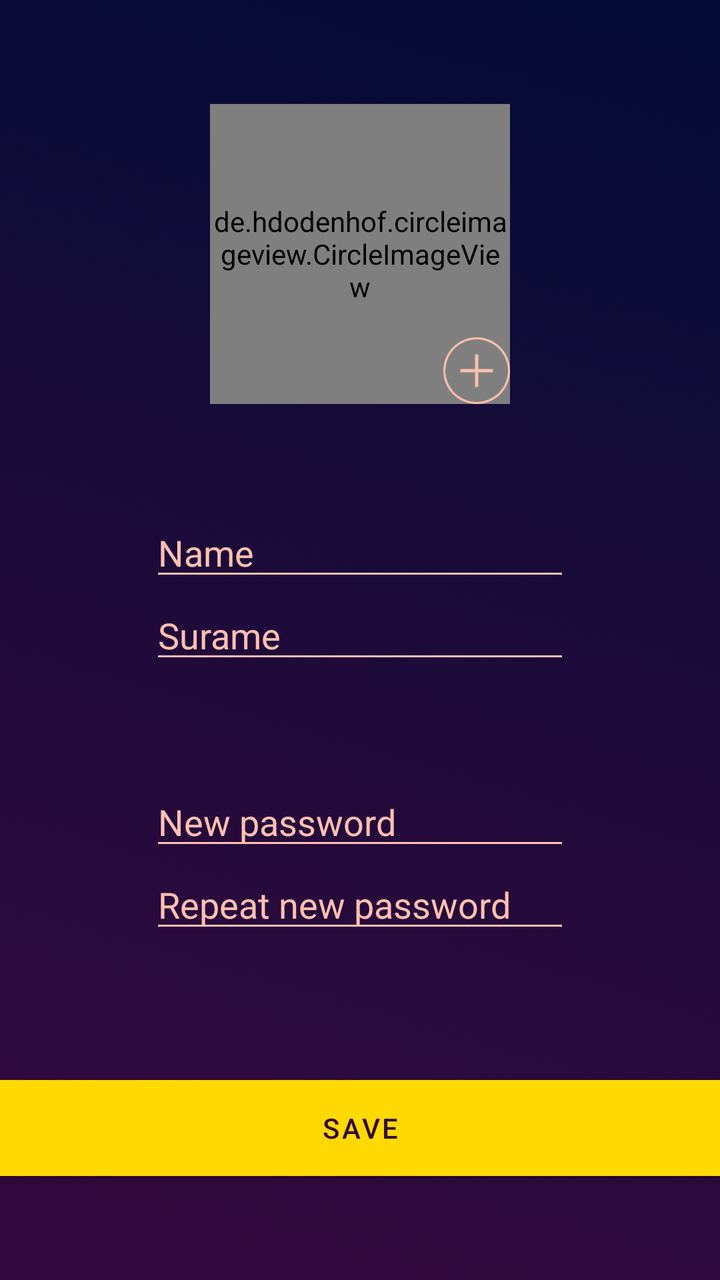
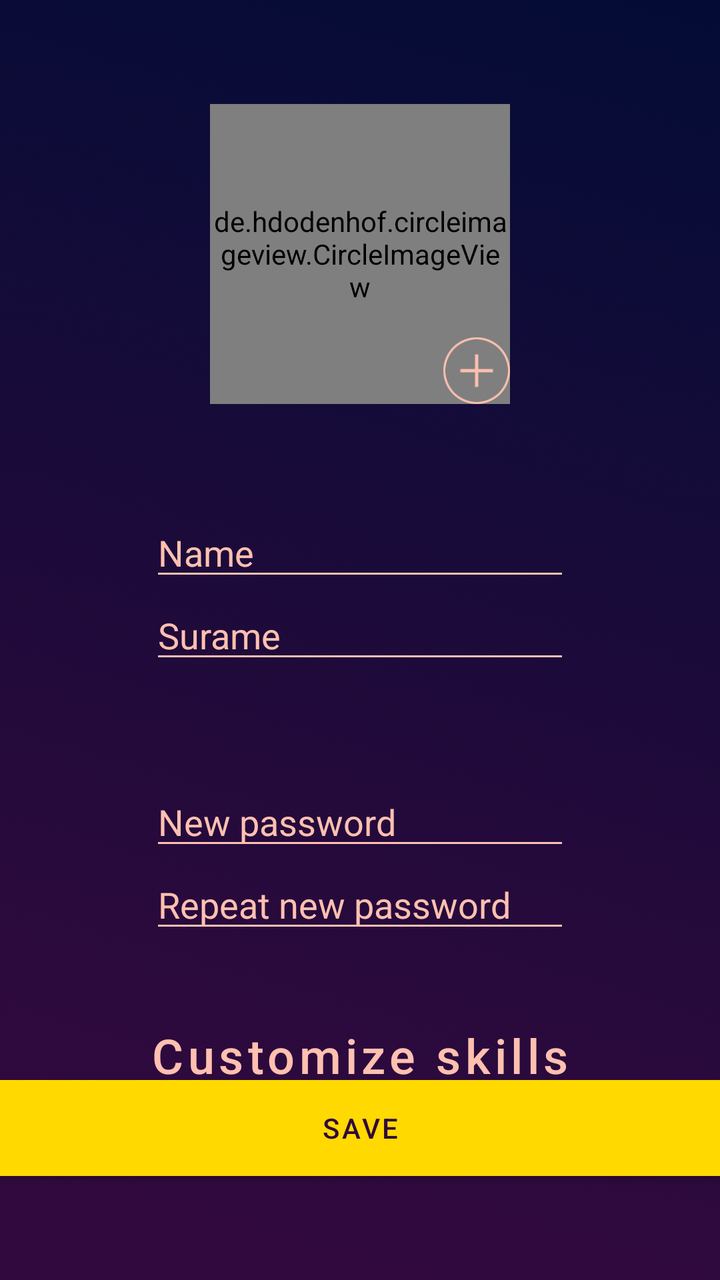

Screens rendered from an Android XML layout before and after an edit, with the pre-edit source and the edit as a unified diff.
<!-- AndroidManifest.xml: activity theme Theme.Tasqr_NoToolBar -->
<!-- res/layout/activity_update_profile.xml -->
<?xml version="1.0" encoding="utf-8"?>
<androidx.constraintlayout.widget.ConstraintLayout
    xmlns:android="http://schemas.android.com/apk/res/android"
    xmlns:app="http://schemas.android.com/apk/res-auto"
    xmlns:tools="http://schemas.android.com/tools"
    android:layout_width="match_parent"
    android:layout_height="match_parent"
    android:background="@drawable/backgroundlogin"
    tools:context=".UpdateProfileActivity">

        <androidx.constraintlayout.widget.ConstraintLayout
            android:layout_width="match_parent"
            android:layout_height="match_parent"
            app:layout_constraintBottom_toBottomOf="parent"
            app:layout_constraintEnd_toEndOf="parent"
            app:layout_constraintHorizontal_bias="0.0"
            app:layout_constraintStart_toStartOf="parent"
            app:layout_constraintTop_toTopOf="parent"
            app:layout_constraintVertical_bias="0.0">

            <de.hdodenhof.circleimageview.CircleImageView
                android:id="@+id/user_avatar"
                android:layout_width="150dp"
                android:layout_height="150dp"
                android:layout_marginTop="52dp"
                app:layout_constraintBottom_toTopOf="@+id/editTextName"
                app:layout_constraintEnd_toEndOf="parent"
                app:layout_constraintStart_toStartOf="parent"
                app:layout_constraintTop_toTopOf="parent" />


            <Button
                android:id="@+id/button_save"
                android:layout_width="0dp"
                android:layout_height="wrap_content"
                android:layout_marginBottom="52dp"
                android:text="save"
                android:background="@color/tasqr_yellow"
                android:color="@color/tasqr_yellow"
                android:textColor="@color/tasqr_purple"
                app:layout_constraintBottom_toBottomOf="parent"
                app:layout_constraintEnd_toEndOf="parent"
                app:layout_constraintStart_toStartOf="parent" />

            <EditText
                android:id="@+id/editTextPassword"
                android:layout_width="wrap_content"
                android:layout_height="wrap_content"
                android:layout_marginTop="52dp"
                android:autofillHints="new password"
                android:ems="10"
                android:inputType="textPassword"

                android:backgroundTint="@color/text_color"
                android:hint="New password"
                android:textColor="@color/text_color"
                android:textColorHint="@color/text_color"

                app:layout_constraintEnd_toEndOf="parent"
                app:layout_constraintStart_toStartOf="parent"
                app:layout_constraintTop_toBottomOf="@+id/editTextSurname" />

            <EditText
                android:id="@+id/editTextPasswordConfirm"
                android:layout_width="wrap_content"
                android:layout_height="wrap_content"
                android:autofillHints="repeat new password"
                android:ems="10"
                android:inputType="textPassword"

                android:backgroundTint="@color/text_color"
                android:hint="Repeat new password"
                android:textColor="@color/text_color"
                android:textColorHint="@color/text_color"

                app:layout_constraintEnd_toEndOf="parent"
                app:layout_constraintStart_toStartOf="parent"
                app:layout_constraintTop_toBottomOf="@+id/editTextPassword" />

            <EditText
                android:id="@+id/editTextName"
                android:layout_width="wrap_content"
                android:layout_height="wrap_content"
                android:layout_marginTop="52dp"
                android:autofillHints="Name"
                android:ems="10"
                android:inputType="textPersonName"
                android:backgroundTint="@color/text_color"
                android:hint="Name"
                android:textColor="@color/text_color"
                android:textColorHint="@color/text_color"
                app:layout_constraintEnd_toEndOf="parent"
                app:layout_constraintStart_toStartOf="parent"
                app:layout_constraintTop_toBottomOf="@+id/user_avatar" />

            <EditText
                android:id="@+id/editTextSurname"
                android:layout_width="wrap_content"
                android:layout_height="wrap_content"
                android:ems="10"
                android:inputType="textPersonName"
                android:backgroundTint="@color/text_color"
                android:hint="Surame"
                android:textColor="@color/text_color"
                android:textColorHint="@color/text_color"
                app:layout_constraintEnd_toEndOf="parent"
                app:layout_constraintStart_toStartOf="parent"
                app:layout_constraintTop_toBottomOf="@+id/editTextName" />

            <ImageView
                android:id="@+id/imageViewAddAvatar"
                android:layout_width="100px"
                android:layout_height="100px"
                app:layout_constraintBottom_toBottomOf="@+id/user_avatar"
                app:layout_constraintEnd_toEndOf="@+id/user_avatar"
                app:srcCompat="@drawable/addprojectbutton" />

        </androidx.constraintlayout.widget.ConstraintLayout>

</androidx.constraintlayout.widget.ConstraintLayout>
<!-- resources referenced by this layout -->
<resources>
  <color name="tasqr_purple">#30093D</color>
  <color name="tasqr_yellow">#FFD900</color>
  <color name="text_color">#FFC0B0</color>
  <!-- drawable addprojectbutton: png bitmap (drawable, 3194 bytes) -->
  <!-- drawable backgroundlogin: jpg bitmap (drawable, 9335 bytes) -->
  <style name="Theme.Tasqr_NoToolBar" parent="Theme.MaterialComponents.Light.NoActionBar">
          
          <item name="colorPrimary">@color/tasqr_yellow</item>
          <item name="colorPrimaryVariant">@color/purple_700</item>
          <item name="colorOnPrimary">@color/white</item>
          
          <item name="colorSecondary">@color/teal_200</item>
          <item name="colorSecondaryVariant">@color/teal_700</item>
          <item name="colorOnSecondary">@color/black</item>
          
          <item name="android:statusBarColor">@color/status_bar_color</item>
          
      </style>
  <color name="purple_700">#FF3700B3</color>
  <color name="white">#FFFFFFFF</color>
  <color name="teal_200">#FF03DAC5</color>
  <color name="teal_700">#FF018786</color>
  <color name="black">#FF000000</color>
  <color name="status_bar_color">#070C36</color>
</resources>

<!-- the commit's change to res/layout/activity_update_profile.xml (unified diff, before → after) -->
@@ -115,6 +115,20 @@
                 app:layout_constraintEnd_toEndOf="@+id/user_avatar"
                 app:srcCompat="@drawable/addprojectbutton" />
 
+            <Button
+                android:id="@+id/skill_button"
+                android:layout_width="wrap_content"
+                android:layout_height="wrap_content"
+                android:layout_marginTop="30dp"
+                android:background="@android:color/transparent"
+                android:text="@string/customskill"
+                android:textColor="@color/text_color"
+                android:textSize="24sp"
+                android:textAllCaps="false"
+                app:layout_constraintEnd_toEndOf="parent"
+                app:layout_constraintStart_toStartOf="parent"
+                app:layout_constraintTop_toBottomOf="@+id/editTextPasswordConfirm" />
+
         </androidx.constraintlayout.widget.ConstraintLayout>
 
 </androidx.constraintlayout.widget.ConstraintLayout>
<!-- resource entries referenced after the edit -->
@@ -5,6 +5,7 @@
   <color name="text_color">#FFC0B0</color>
   <!-- drawable addprojectbutton: png bitmap (drawable, 3194 bytes) -->
   <!-- drawable backgroundlogin: jpg bitmap (drawable, 9335 bytes) -->
+  <string name="customskill">Customize skills</string>
   <style name="Theme.Tasqr_NoToolBar" parent="Theme.MaterialComponents.Light.NoActionBar">
           
           <item name="colorPrimary">@color/tasqr_yellow</item>
